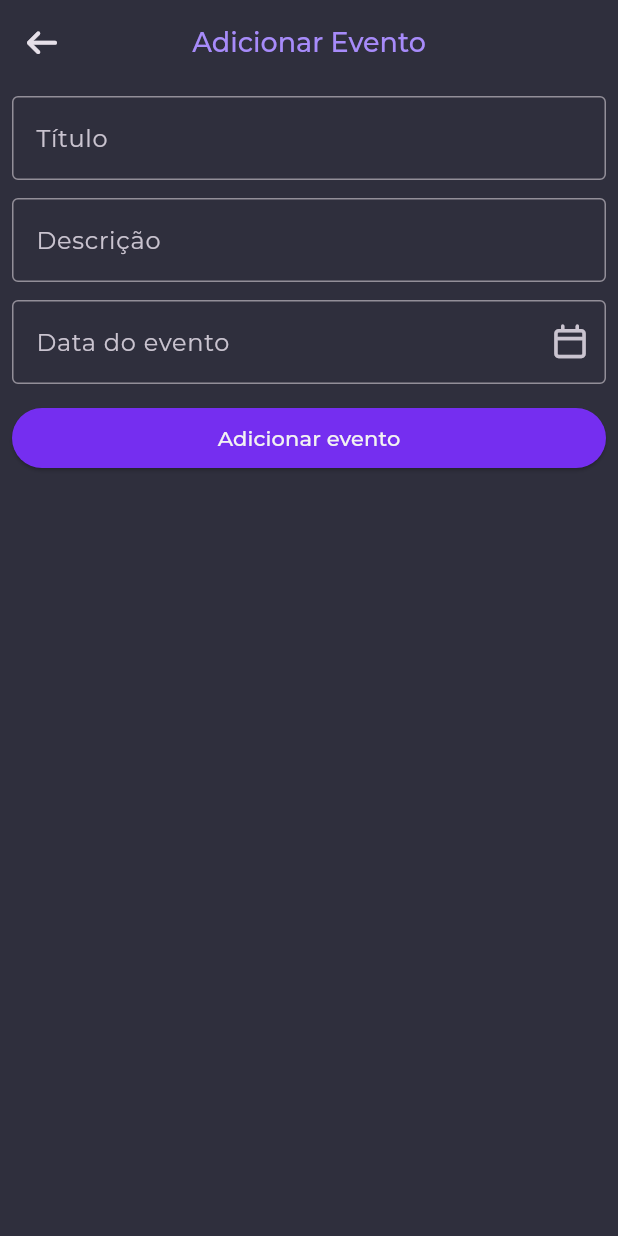
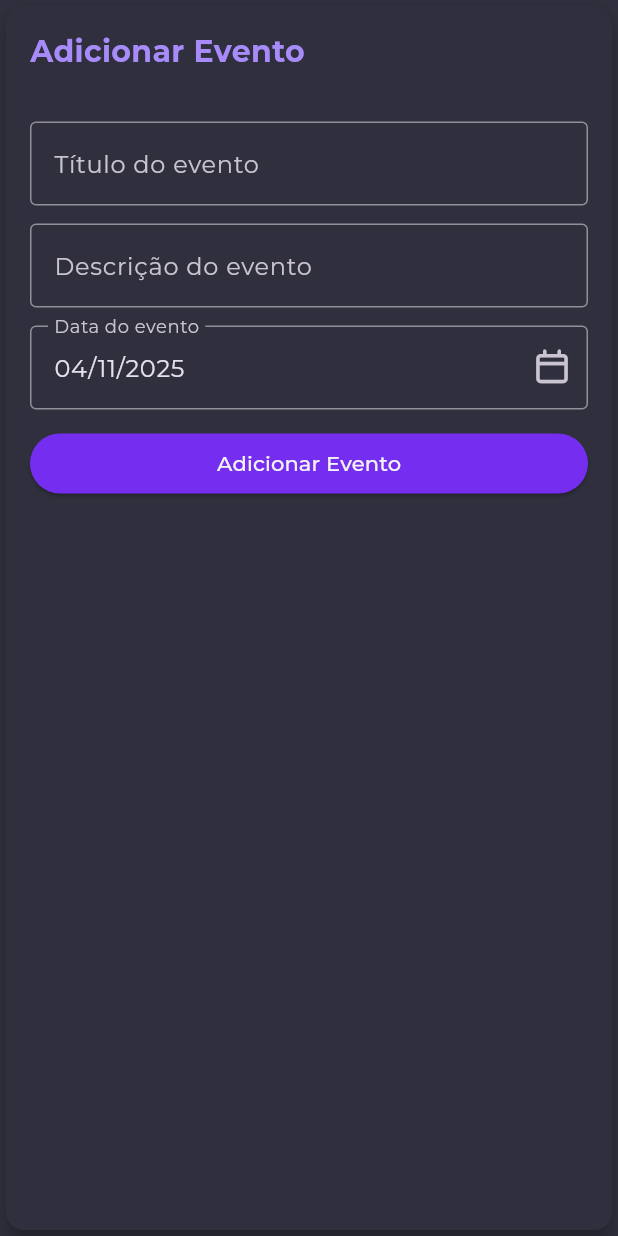
Before and after one commit to henrilima/connect-us, a Flutter app: the EventForm widget shown alone on an empty page, opened directly with empty values, on a phone screen of 412 x 824 dp. Run offline on Flutter 3.47's test engine with Material 3 defaults, Android fonts, the phone set to English and light mode, and no system bars; our stand-ins replace firebase_core, firebase_database, flutter_local_notifications, flutter_secure_storage, font_awesome_flutter, geolocator and 3 more; missing offline and left inert: spotify; accounts and stored records are empty; project files that could hold a hidden picture were left out.

```diff
--- a/lib/forms/event_form.dart
+++ b/lib/forms/event_form.dart
@@ -1,6 +1,5 @@
-import 'package:connect/components/appbar.dart';
 import 'package:connect/services/database_service.dart';
-import 'package:connect/utils/messenger.dart';
+import 'package:connect/theme/app_color.dart';
 import 'package:flutter/material.dart';
 import 'package:font_awesome_flutter/font_awesome_flutter.dart';
 import 'package:intl/intl.dart';
@@ -22,7 +21,9 @@ class EventForm extends StatefulWidget {
 }
 
 class _EventFormState extends State<EventForm> {
-  DateTime? _selectedDate;
+  DateTime _selectedDate = DateTime.now();
+  String _message = '';
+
   Map<String, dynamic>? _eventData;
   final TextEditingController _titleController = TextEditingController();
   final TextEditingController _descriptionController = TextEditingController();
@@ -31,9 +32,9 @@ class _EventFormState extends State<EventForm> {
   Future<void> _selectDate(BuildContext context) async {
     final DateTime? picked = await showDatePicker(
       context: context,
-      initialDate: _selectedDate ?? DateTime.now(),
+      initialDate: _selectedDate,
       firstDate: DateTime(1900),
-      lastDate: DateTime(2100),
+      lastDate: DateTime.now(),
       confirmText: 'Confirmar',
       cancelText: 'Cancelar',
     );
@@ -41,7 +42,7 @@ class _EventFormState extends State<EventForm> {
     if (picked != null && picked != _selectedDate) {
       setState(() {
         _selectedDate = picked;
-        _dateController.text = DateFormat('dd/MM/yyyy').format(_selectedDate!);
+        _dateController.text = DateFormat('dd/MM/yyyy').format(_selectedDate);
       });
     }
   }
@@ -49,6 +50,7 @@ class _EventFormState extends State<EventForm> {
   @override
   void initState() {
     super.initState();
+    _dateController.text = DateFormat('dd/MM/yyyy').format(_selectedDate);
 
     if (widget.method == 'edit') {
       _loadAndSetData();
@@ -75,25 +77,50 @@ class _EventFormState extends State<EventForm> {
     }
   }
 
+  _showMessage({String? message, clear = false}) {
+    setState(() {
+      _message = clear ? '' : message!;
+    });
+  }
+
   @override
   Widget build(BuildContext context) {
-    return Scaffold(
-      resizeToAvoidBottomInset: true,
-      appBar: AppBarComponent(
-        widget.method == 'add' ? "Adicionar Evento" : "Editar Evento",
-        type: 'back',
+    final title = widget.method == 'add' ? "Adicionar Evento" : "Editar Evento";
+    final actionText = widget.method == 'add' ? 'adicionado' : 'editado';
+
+    return Card(
+      color: AppColors.backgroundColor,
+      elevation: 5,
+      child: Padding(
+        padding: const EdgeInsets.all(16.0),
+        child: Column(
+          crossAxisAlignment: CrossAxisAlignment.start,
+          children: [
+            Text(
+              title,
+              style: TextStyle(
+                fontSize: 20,
+                fontWeight: FontWeight.w600,
+                color: AppColors.primaryColorHover,
               ),
-      body: SafeArea(
-        child: SingleChildScrollView(
-          child: Padding(
-            padding: const EdgeInsets.all(8.0),
-            child: Column(
-              children: [
+            ),
+            if (_message.isNotEmpty)
+              Text(
+                _message.split(':')[1],
+                style: TextStyle(
+                  fontSize: 16,
+                  fontWeight: FontWeight.w500,
+                  color: _message.split(':')[0] == 'error'
+                      ? AppColors.errorColor
+                      : AppColors.successColor,
+                ),
+              ),
+            SizedBox(height: 32),
             TextField(
               controller: _titleController,
               decoration: InputDecoration(
                 border: OutlineInputBorder(),
-                    labelText: 'Título',
+                labelText: 'Título do evento',
               ),
             ),
             SizedBox(height: 12),
@@ -101,7 +128,7 @@ class _EventFormState extends State<EventForm> {
               controller: _descriptionController,
               decoration: InputDecoration(
                 border: OutlineInputBorder(),
-                    labelText: 'Descrição',
+                labelText: 'Descrição do evento',
               ),
             ),
             SizedBox(height: 12),
@@ -124,23 +151,10 @@ class _EventFormState extends State<EventForm> {
                 onPressed: () async {
                   if (_titleController.text.isEmpty ||
                       _descriptionController.text.isEmpty) {
-                        AppMessenger(
-                          context,
-                          "Por favor, preencha corretamente todos os campos obrigatórios.",
-                          'warning',
-                        ).show();
-
-                        return;
-                      }
-
-                      if (_selectedDate == null) {
-                        AppMessenger(
-                          context,
-                          "Por favor, preencha a data corretamente. Clique no ícone de calendário para definir.",
-                          'warning',
-                        ).show();
-
-                        return;
+                    return _showMessage(
+                      message:
+                          "error:Por favor, preencha corretamente todos os campos obrigatórios.",
+                    );
                   }
 
                   await DatabaseService().addEventFromTimeline(
@@ -148,42 +162,37 @@ class _EventFormState extends State<EventForm> {
                     title: _titleController.text,
                     description: _descriptionController.text,
                     date: DateTime(
-                          _selectedDate!.year,
-                          _selectedDate!.month,
-                          _selectedDate!.day,
+                      _selectedDate.year,
+                      _selectedDate.month,
+                      _selectedDate.day,
                     ),
                     update: widget.method == 'edit',
-                        eventkey: widget.method == 'edit'
-                            ? widget.eventKey
-                            : null,
+                    eventkey: widget.method == 'edit' ? widget.eventKey : null,
                   );
 
-                      if (!context.mounted) return;
-                      AppMessenger(
-                        context,
-                        "O evento foi ${widget.method == 'add' ? 'adicionado' : 'editado'} com sucesso.",
-                        'success',
-                      ).show();
+                  if (_message.isNotEmpty) {
+                    _showMessage(clear: true);
+                  }
+
+                  _showMessage(
+                    message: "success:O evento foi $actionText com sucesso.",
+                  );
 
                   if (widget.method == 'add') {
                     _titleController.text = "";
                     _descriptionController.text = "";
-                        _dateController.text = "";
-                        _selectedDate = null;
+                  }
+                  if (widget.method == 'edit') {
+                    if (!context.mounted) return;
+                    Navigator.of(context).pop();
                   }
                 },
-                    child: Text(
-                      widget.method == 'add'
-                          ? 'Adicionar evento'
-                          : 'Editar evento',
-                    ),
+                child: Text(title),
               ),
             ),
           ],
         ),
       ),
-        ),
-      ),
     );
   }
 }
```
Also changed, not shown: lib/screens/timeline_screen.dart (+9 -8 lines), lib/widgets/timeline_card.dart (+9 -9 lines). Lines whose indentation alone changed are shown as unchanged.
